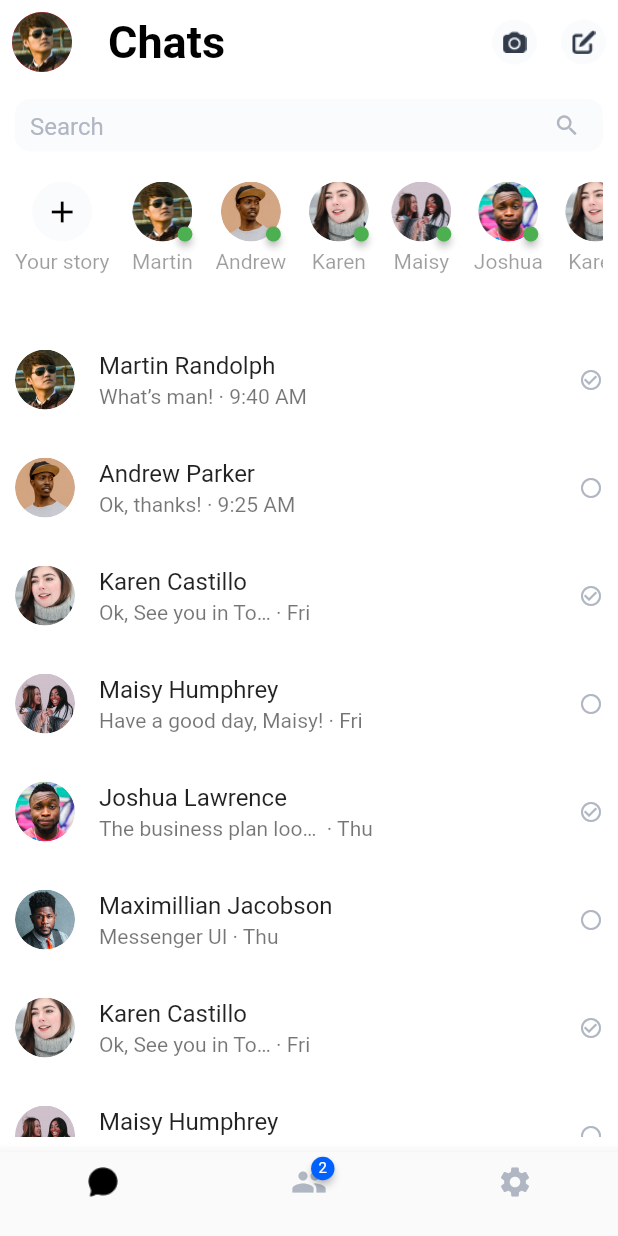
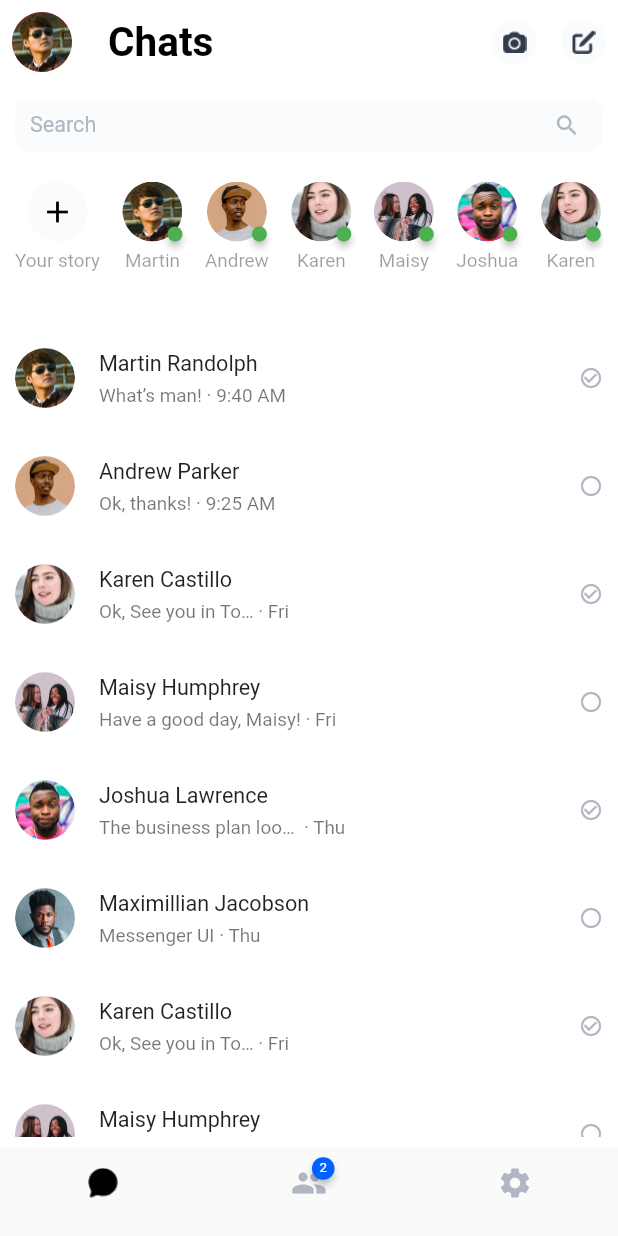
Before and after one commit to Destiny-Ed/Simple-chat-app, a Flutter app: the screen it shows after launch, on a phone screen of 412 x 824 dp. Run offline on Flutter 3.47's test engine with Material 2 defaults, Android fonts, the phone set to English and light mode, and no system bars; drawn by our look-alikes of badges; our stand-ins replace sqflite; accounts and stored records are empty.

Commit message:
Force app to have same fontSize for all devices

```diff
--- a/lib/main.dart
+++ b/lib/main.dart
@@ -14,10 +14,24 @@ class App extends StatelessWidget {
   Widget build(BuildContext context) {
     return MaterialApp(
       theme: ThemeData(
-          appBarTheme: AppBarTheme(color: white, elevation: 0, centerTitle: false),
+          appBarTheme:
+              AppBarTheme(color: white, elevation: 0, centerTitle: false),
           scaffoldBackgroundColor: white,
           bottomNavigationBarTheme: BottomNavigationBarThemeData(
               selectedItemColor: black, unselectedItemColor: grey)),
+      builder: (context, child) {
+        final MediaQueryData data = MediaQuery.of(context);
+        return Builder(
+          builder: (context) {
+            return MediaQuery(
+              data: data.copyWith(
+                textScaleFactor: data.textScaleFactor.clamp(0.85, 0.90),
+              ),
+              child: child!,
+            );
+          },
+        );
+      },
       home: const MainActivity(),
     );
   }
```
